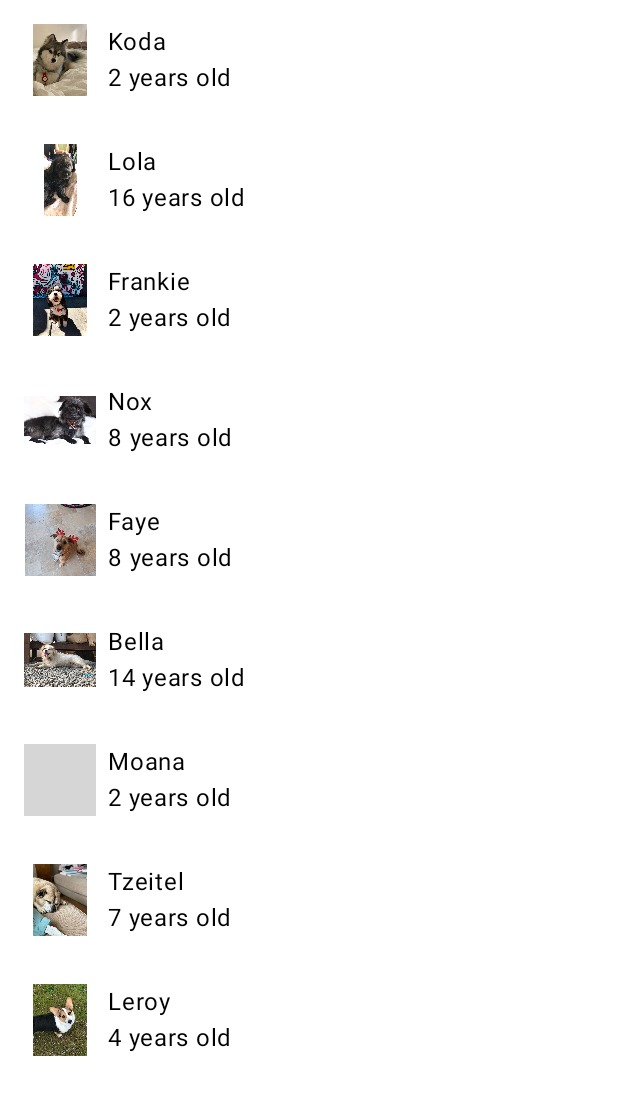
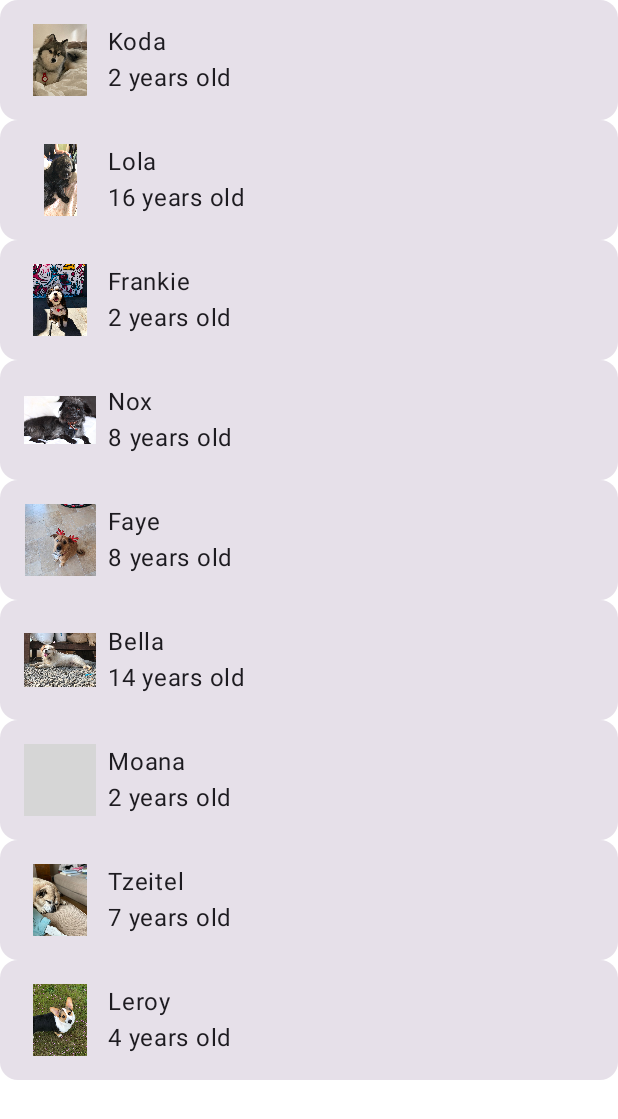
Before and after one commit to zonesimba/TP-Woof, an Android app built with Jetpack Compose: the @Preview function WoofPreview, on a phone screen of 412 x 824 dp. Shown: the top 1119 px of the screen. Run offline under Robolectric (Android 15) with nearby library versions, the phone set to English and light mode, and no system bars; grey boxes are pictures that could not be loaded.

Commit message:
Ajout des codes dans MainActivity

```diff
--- a/app/src/main/java/com/example/woof/MainActivity.kt
+++ b/app/src/main/java/com/example/woof/MainActivity.kt
@@ -14,6 +14,7 @@ import androidx.compose.foundation.layout.padding
 import androidx.compose.foundation.layout.size
 import androidx.compose.foundation.lazy.LazyColumn
 import androidx.compose.foundation.lazy.items
+import androidx.compose.material3.Card
 import androidx.compose.material3.MaterialTheme
 import androidx.compose.material3.Surface
 import androidx.compose.material3.Text
@@ -75,6 +76,7 @@ fun DogItem(
     dog: Dog,
     modifier: Modifier = Modifier
 ) {
+    Card(modifier = modifier) {
         Row(
             modifier = modifier
                 .fillMaxWidth()
@@ -83,6 +85,8 @@ fun DogItem(
             DogIcon(dog.imageResourceId)
             DogInformation(dog.name, dog.age)
         }
+    }
+
 }
 
 /**
```
Lines whose indentation alone changed are shown as unchanged.
